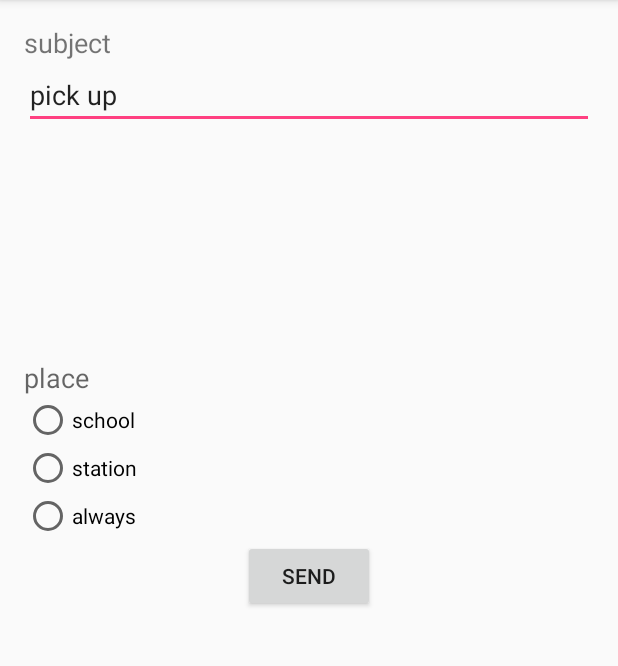
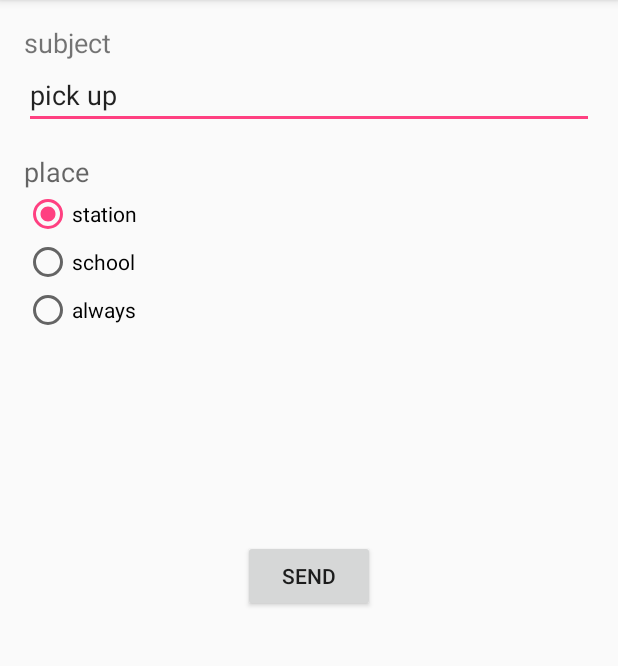
Before and after one commit to stvjbz/SampleApp02, an Android app: the PickUpActivity screen opened directly, with no data from a screen before it, on a phone screen of 412 x 824 dp, the part 84-750 px from its top. Run offline under Robolectric (Android 15) with nearby library versions, the phone set to English and light mode, and no system bars.

Commit message:
[fix] activity_pick_up レイアウト崩れを修正.

```diff
--- a/app/src/main/res/layout/activity_pick_up.xml
+++ b/app/src/main/res/layout/activity_pick_up.xml
@@ -31,9 +31,10 @@
         android:textAppearance="?android:attr/textAppearanceMedium"
         android:text="@string/place"
         android:id="@+id/textView3"
-        android:layout_above="@+id/radioButton2"
+        android:layout_below="@+id/editText"
         android:layout_alignParentLeft="true"
-        android:layout_alignParentStart="true" />
+        android:layout_alignParentStart="true"
+        android:layout_marginTop="16dp"/>
 
     <RadioGroup
         android:id="@+id/rg_place"
@@ -43,6 +44,24 @@
         android:layout_alignParentLeft="true"
         android:layout_alignParentStart="true">
 
+        <RadioButton
+            android:layout_width="wrap_content"
+            android:layout_height="wrap_content"
+            android:text="@string/station"
+            android:id="@+id/radioButton1"
+            android:checked="true" />
+
+        <RadioButton
+            android:layout_width="wrap_content"
+            android:layout_height="wrap_content"
+            android:text="@string/school"
+            android:id="@+id/radioButton2" />
+
+        <RadioButton
+            android:layout_width="wrap_content"
+            android:layout_height="wrap_content"
+            android:text="@string/always"
+            android:id="@+id/radioButton3" />
     </RadioGroup>
 
     <Button
@@ -53,31 +72,4 @@
         android:layout_centerVertical="true"
         android:layout_centerHorizontal="true" />
 
-    <RadioButton
-        android:layout_width="wrap_content"
-        android:layout_height="wrap_content"
-        android:text="@string/always"
-        android:id="@+id/radioButton3"
-        android:layout_above="@+id/button"
-        android:layout_alignParentLeft="true"
-        android:layout_alignParentStart="true" />
-
-    <RadioButton
-        android:layout_width="wrap_content"
-        android:layout_height="wrap_content"
-        android:text="@string/station"
-        android:id="@+id/radioButton1"
-        android:layout_above="@+id/radioButton3"
-        android:layout_alignParentLeft="true"
-        android:layout_alignParentStart="true" />
-
-    <RadioButton
-        android:layout_width="wrap_content"
-        android:layout_height="wrap_content"
-        android:text="@string/school"
-        android:id="@+id/radioButton2"
-        android:layout_above="@+id/radioButton1"
-        android:layout_alignParentLeft="true"
-        android:layout_alignParentStart="true" />
-
 </RelativeLayout>
```
